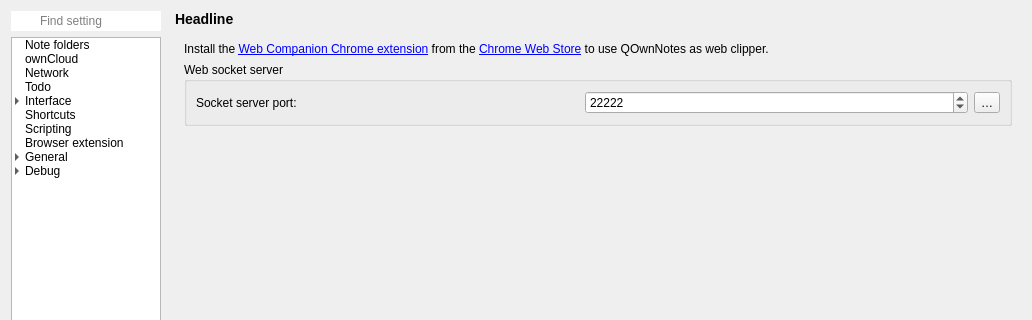
Above: src/dialogs/settingsdialog.ui from pbek/QOwnNotes before the change; both pictures show x 0 to 1032 and y 0 to 320 of the 1032 by 912 pixel window. Below: the same form after it.
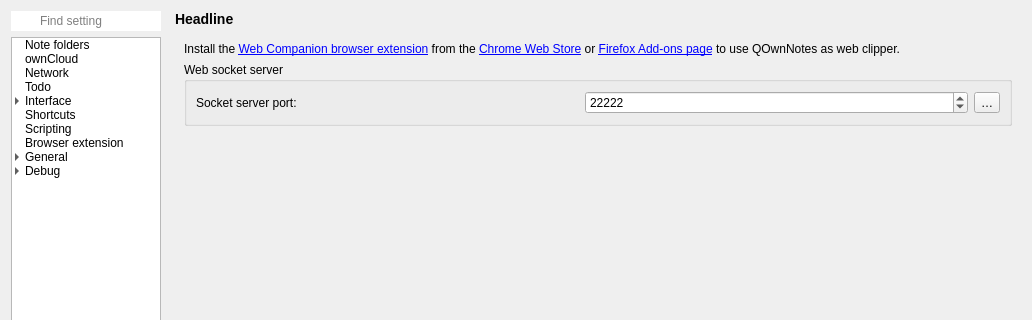
That is the form after the change. Icons and pictures are not drawn. Custom widgets are drawn as their Qt base class.

Commit message: #330, added Firefox extension information

The edit to the form file:
```diff
--- a/src/dialogs/settingsdialog.ui
+++ b/src/dialogs/settingsdialog.ui
@@ -5219,7 +5219,7 @@
              <item row="0" column="0">
               <widget class="QLabel" name="webCompannionLabel">
                <property name="text">
-                <string>Install the &lt;a href=&quot;%1&quot;&gt;Web Companion Chrome extension&lt;/a&gt; from the &lt;a href=&quot;%2&quot;&gt;Chrome Web Store&lt;/a&gt; to use QOwnNotes as web clipper.</string>
+                <string>Install the &lt;a href=&quot;%1&quot;&gt;Web Companion browser extension&lt;/a&gt; from the &lt;a href=&quot;%2&quot;&gt;Chrome Web Store&lt;/a&gt; or &lt;a href=&quot;%3&quot;&gt;Firefox Add-ons page&lt;/a&gt; to use QOwnNotes as web clipper.</string>
                </property>
                <property name="wordWrap">
                 <bool>true</bool>
```
The commit also changes 32 other files.
